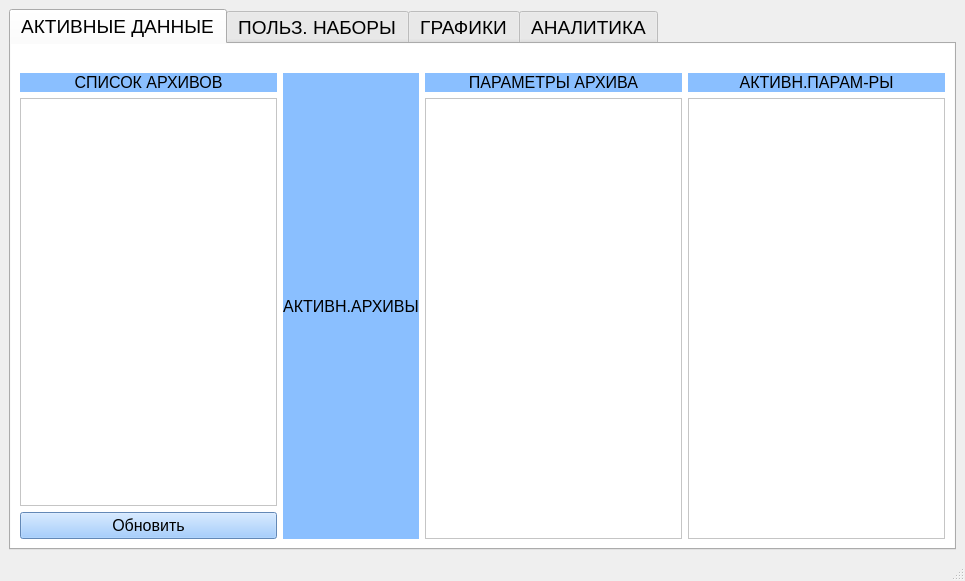
First picture: the form in interface.ui, repository victokryl2/ARCHIVES_VIEWER, before the edit.
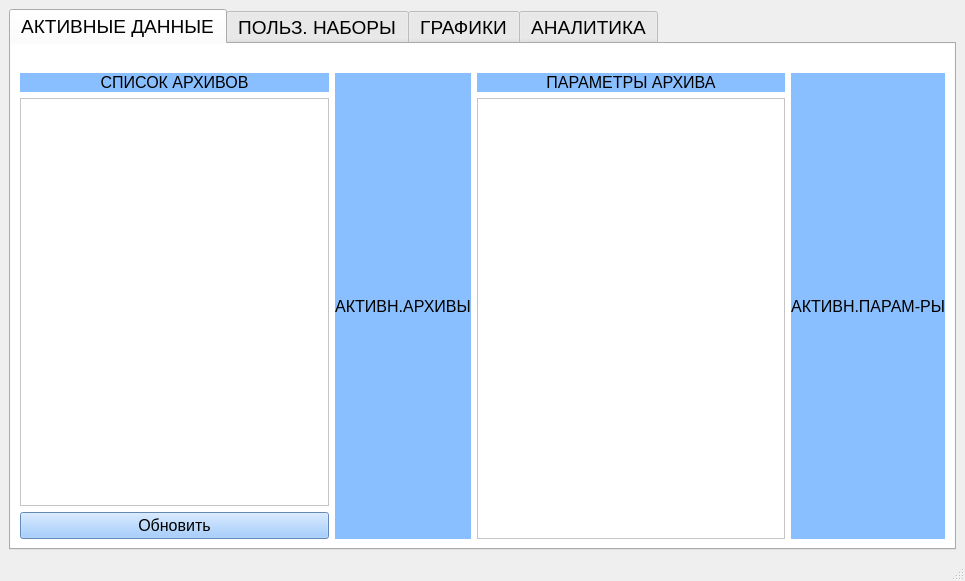
Second picture: the form after the edit.

```diff
--- a/interface.ui
+++ b/interface.ui
@@ -106,7 +106,7 @@
                  <rect>
                   <x>0</x>
                   <y>0</y>
-                  <width>254</width>
+                  <width>308</width>
                   <height>386</height>
                  </rect>
                 </property>
@@ -204,7 +204,7 @@
                  <rect>
                   <x>0</x>
                   <y>0</y>
-                  <width>254</width>
+                  <width>307</width>
                   <height>419</height>
                  </rect>
                 </property>
@@ -238,23 +238,6 @@
                </property>
               </widget>
              </item>
-             <item>
-              <widget class="QScrollArea" name="scrollArea_4">
-               <property name="widgetResizable">
-                <bool>true</bool>
-               </property>
-               <widget class="QWidget" name="scrollAreaWidgetContents_5">
-                <property name="geometry">
-                 <rect>
-                  <x>0</x>
-                  <y>0</y>
-                  <width>254</width>
-                  <height>419</height>
-                 </rect>
-                </property>
-               </widget>
-              </widget>
-             </item>
             </layout>
            </item>
           </layout>
```
